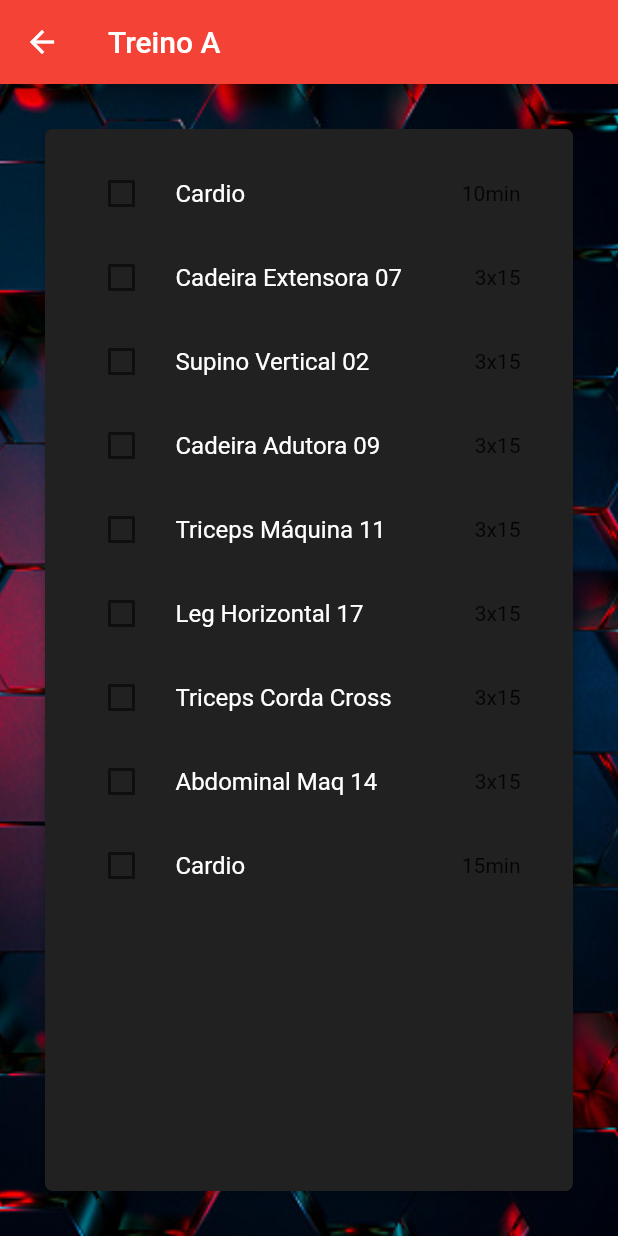
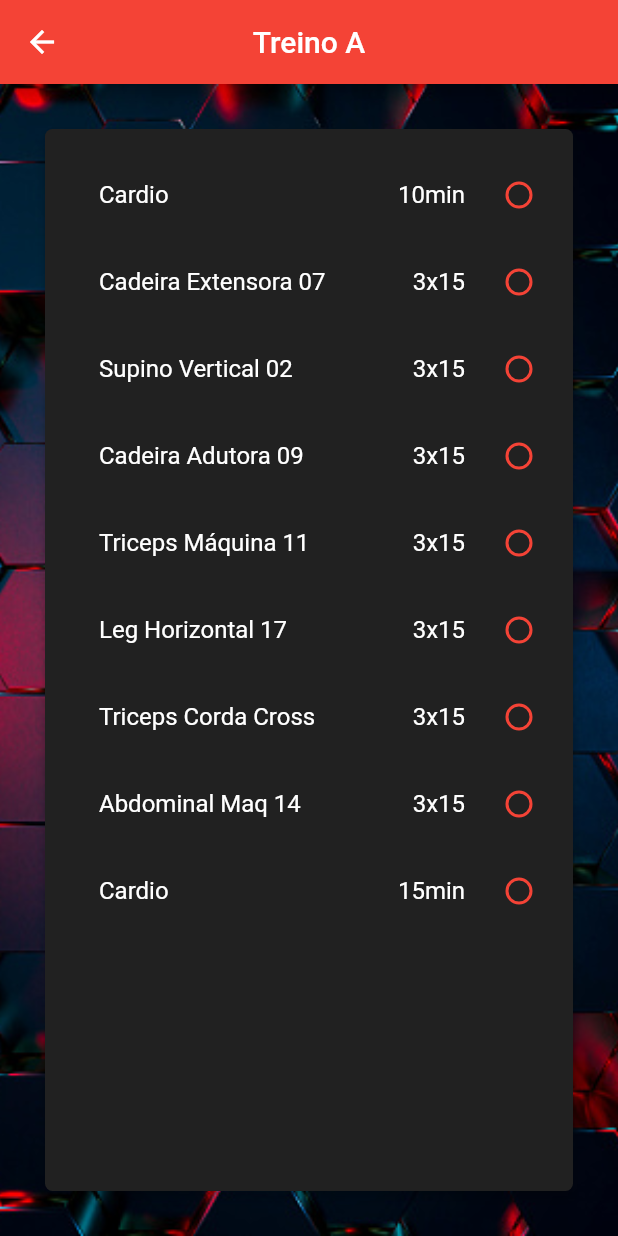
Before and after one commit to rsjulie/treino, a Flutter app: the screen it shows after launch, after a tap on "Treino A", on a phone screen of 412 x 824 dp. Run offline on Flutter 3.47's test engine with Material 2 defaults, Android fonts, the phone set to English and light mode, and no system bars; network calls fail.

Commit message:
dark theme

```diff
--- a/lib/app/modules/treino.dart
+++ b/lib/app/modules/treino.dart
@@ -15,7 +15,7 @@ class Treino extends StatelessWidget {
                 fit: BoxFit.cover)),
         child: ListView(
           children: [
-            const SizedBox(height: 15),
+            const SizedBox(height: 50),
             Padding(
               padding: const EdgeInsets.symmetric(horizontal: 25, vertical: 15),
               child: ClipRRect(
@@ -25,7 +25,7 @@ class Treino extends StatelessWidget {
                   child: Container(
                     height: 180,
                     decoration: BoxDecoration(
-                        color: const Color.fromARGB(39, 255, 255, 255),
+                        color: const Color.fromARGB(16, 255, 255, 255),
                         border: Border.all(
                           color: const Color.fromARGB(175, 255, 0, 0),
                           width: 2,
@@ -58,7 +58,7 @@ class Treino extends StatelessWidget {
                   child: Container(
                     height: 180,
                     decoration: BoxDecoration(
-                      color: const Color.fromARGB(39, 255, 255, 255),
+                      color: const Color.fromARGB(16, 255, 255, 255),
                       border: Border.all(
                         color: const Color.fromARGB(175, 255, 0, 0),
                         width: 2,
@@ -92,7 +92,7 @@ class Treino extends StatelessWidget {
                   child: Container(
                     height: 180,
                     decoration: BoxDecoration(
-                      color: const Color.fromARGB(39, 255, 255, 255),
+                      color: const Color.fromARGB(16, 255, 255, 255),
                       border: Border.all(
                         color: const Color.fromARGB(175, 255, 0, 0),
                         width: 2,
--- a/lib/app/modules/treino_A.dart
+++ b/lib/app/modules/treino_A.dart
@@ -38,9 +38,18 @@ class _TreinoAState extends State<TreinoA> {
 
   @override
   Widget build(BuildContext context) {
+    final theme = Theme.of(context);
+    final oldCheckboxTheme = theme.checkboxTheme;
+
+    final newCheckBoxTheme = oldCheckboxTheme.copyWith(
+      shape: RoundedRectangleBorder(
+        borderRadius: BorderRadius.circular(100),
+      ),
+    );
     return Scaffold(
       appBar: AppBar(
         title: const Text('Treino A'),
+        centerTitle: true,
       ),
       body: Container(
         decoration: const BoxDecoration(
@@ -50,8 +59,7 @@ class _TreinoAState extends State<TreinoA> {
         child: Card(
           color: const Color.fromARGB(255, 33, 33, 33),
           elevation: 3,
-            shape:
-                RoundedRectangleBorder(borderRadius: BorderRadius.circular(5)),
+          shape: RoundedRectangleBorder(borderRadius: BorderRadius.circular(5)),
           margin: const EdgeInsets.all(30),
           child: Padding(
             padding: const EdgeInsets.all(15),
@@ -60,20 +68,47 @@ class _TreinoAState extends State<TreinoA> {
               itemBuilder: (context, index) {
                 return Row(
                   children: [
+                    const SizedBox(
+                      width: 20,
+                    ),
                     Expanded(
+                      child: SizedBox(
+                        width: 200,
+                        child: Theme(
+                          data: ThemeData(
+                              unselectedWidgetColor: Colors.red,
+                              checkboxTheme: newCheckBoxTheme),
                           child: CheckboxListTile(
-                            activeColor: Colors.blue,
-                            title: Text(
+                            contentPadding: const EdgeInsets.all(1),
+                            activeColor: const Color.fromARGB(255, 181, 11, 11),
+                            checkColor: Colors.black,
+                            title: Row(
+                              children: [
+                                Expanded(
+                                  child: Text(
                                     treinos[index],
                                     style: _isChecked[index]
                                         ? const TextStyle(
-                                      color: Color.fromARGB(255, 97, 97, 97))
+                                            color:
+                                                Color.fromARGB(255, 97, 97, 97))
                                         : const TextStyle(
+                                            color: Color.fromARGB(
+                                                255, 255, 255, 255)),
+                                  ),
+                                ),
+                                Text(
+                                  repeticoes[index],
+                                  style: _isChecked[index]
+                                      ? const TextStyle(
                                           color:
-                                          Color.fromARGB(255, 255, 255, 255)),
+                                              Color.fromARGB(255, 97, 97, 97))
+                                      : const TextStyle(
+                                          color: Color.fromARGB(
+                                              255, 255, 255, 255)),
+                                ),
+                              ],
                             ),
                             value: _isChecked[index],
-
                             onChanged: (val) {
                               setState(
                                 () {
@@ -81,19 +116,17 @@ class _TreinoAState extends State<TreinoA> {
                                 },
                               );
                             },
-                            controlAffinity: ListTileControlAffinity
-                                .leading, //  <-- leading Checkbox
                           ),
                         ),
-                        Text(repeticoes[index]),
-                        const SizedBox(
-                          width: 20,
+                      ),
                     ),
                   ],
                 );
-                  }),
+              },
             ),
           ),
-        ));
+        ),
+      ),
+    );
   }
 }
--- a/lib/app/modules/treino_B.dart
+++ b/lib/app/modules/treino_B.dart
@@ -18,7 +18,7 @@ class _TreinoBState extends State<TreinoB> {
     'Abdominal Supra Infra',
     'Cardio'
   ];
-    List<String> repeticoes = [
+  List<String> repeticoes = [
     '10min',
     '3x15',
     '3x15',
@@ -41,13 +41,14 @@ class _TreinoBState extends State<TreinoB> {
     return Scaffold(
         appBar: AppBar(
           title: const Text('Treino B'),
+          centerTitle: true,
         ),
         body: Container(
           decoration: const BoxDecoration(
-            image: DecorationImage(
-                image: NetworkImage(
-                    'https://media.istockphoto.com/photos/hd-wallpaper-for-mobile-phones-picture-id1257005098?b=1&k=20&m=1257005098&s=170667a&w=0&h=je8sgDZ9o62xavDKDHVSaAE4M6wug7Yt5vOaPI0VHFo='),
-                fit: BoxFit.cover)),
+              image: DecorationImage(
+                  image: NetworkImage(
+                      'https://media.istockphoto.com/photos/hd-wallpaper-for-mobile-phones-picture-id1257005098?b=1&k=20&m=1257005098&s=170667a&w=0&h=je8sgDZ9o62xavDKDHVSaAE4M6wug7Yt5vOaPI0VHFo='),
+                  fit: BoxFit.cover)),
           child: Card(
             elevation: 3,
             shape:
--- a/lib/app/modules/treino_C.dart
+++ b/lib/app/modules/treino_C.dart
@@ -38,6 +38,7 @@ class _TreinoCState extends State<TreinoC> {
     return Scaffold(
         appBar: AppBar(
           title: const Text('Treino C'),
+          centerTitle: true,
         ),
         body: Container(
           decoration: const BoxDecoration(
@@ -80,10 +81,13 @@ class _TreinoCState extends State<TreinoC> {
                                 .leading, //  <-- leading Checkbox
                           ),
                         ),
-                        Text(repeticoes[index], style: _isChecked[index]
+                        Text(
+                          repeticoes[index],
+                          style: _isChecked[index]
                               ? const TextStyle(
                                   color: Color.fromARGB(255, 212, 212, 212))
-                                  : const TextStyle(),),
+                              : const TextStyle(),
+                        ),
                         const SizedBox(
                           width: 20,
                         ),
```
Also changed, not shown: pubspec.lock, 1 other file. Lines whose indentation alone changed are shown as unchanged.
